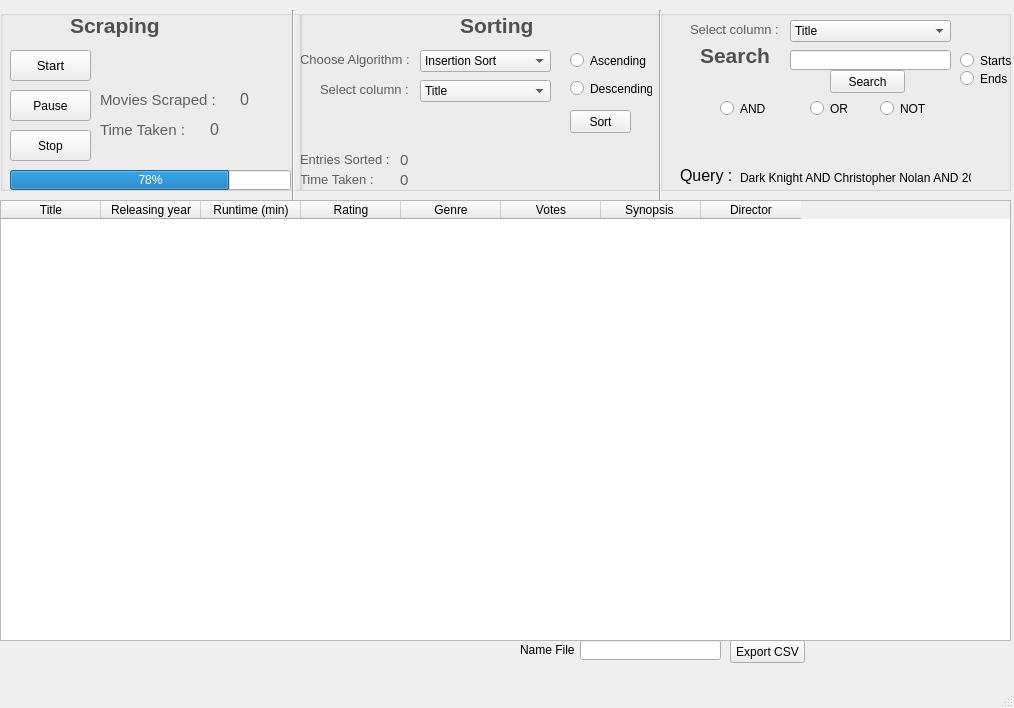
Umair-Manzoor-47/CS261F21PID07, file Project.ui: the form before one commit.
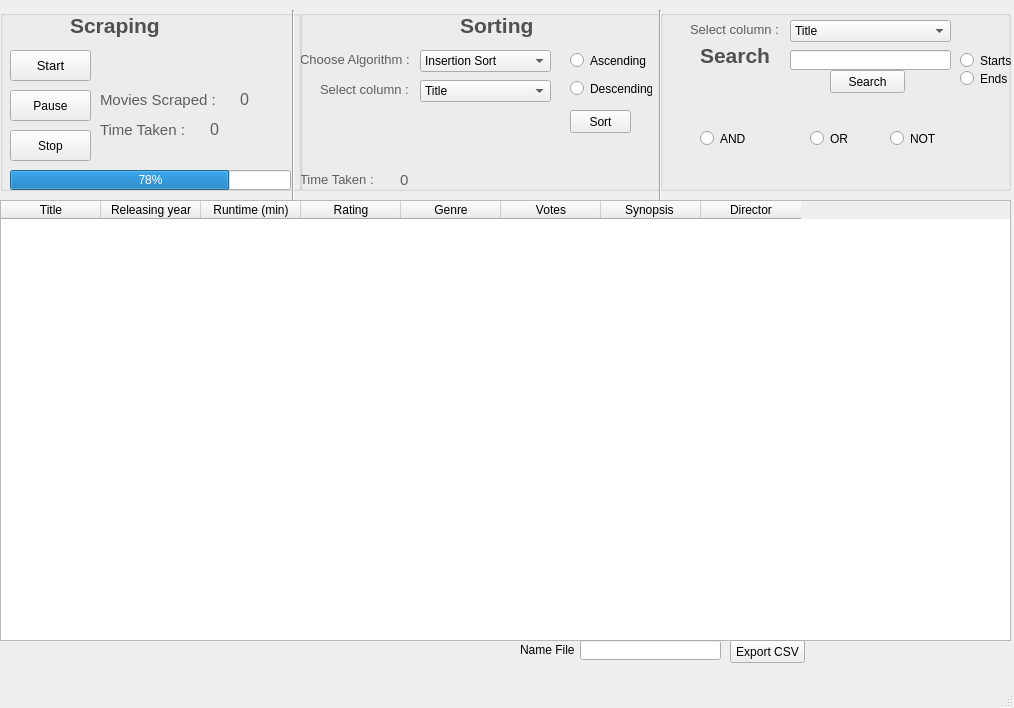
The form after the commit. Icons and pictures are not drawn.

What changed in the file:
```diff
--- a/Project.ui
+++ b/Project.ui
@@ -423,7 +423,7 @@
       <rect>
        <x>100</x>
        <y>160</y>
-       <width>81</width>
+       <width>131</width>
        <height>20</height>
       </rect>
      </property>
@@ -456,44 +456,6 @@
       <string>&lt;html&gt;&lt;head/&gt;&lt;body&gt;&lt;p&gt;&lt;span style=&quot; font-size:10pt; color:#5e5e5e;&quot;&gt;Time Taken :&lt;/span&gt;&lt;/p&gt;&lt;/body&gt;&lt;/html&gt;</string>
      </property>
     </widget>
-    <widget class="QLabel" name="Movies_count_Label_4">
-     <property name="geometry">
-      <rect>
-       <x>0</x>
-       <y>140</y>
-       <width>121</width>
-       <height>20</height>
-      </rect>
-     </property>
-     <property name="font">
-      <font>
-       <family>MS Sans Serif</family>
-       <pointsize>15</pointsize>
-      </font>
-     </property>
-     <property name="text">
-      <string>&lt;html&gt;&lt;head/&gt;&lt;body&gt;&lt;p&gt;&lt;span style=&quot; font-size:10pt; color:#5e5e5e;&quot;&gt;Entries Sorted :&lt;/span&gt;&lt;/p&gt;&lt;/body&gt;&lt;/html&gt;</string>
-     </property>
-    </widget>
-    <widget class="QLabel" name="Movies_Sorted">
-     <property name="geometry">
-      <rect>
-       <x>100</x>
-       <y>140</y>
-       <width>71</width>
-       <height>20</height>
-      </rect>
-     </property>
-     <property name="font">
-      <font>
-       <family>MS Sans Serif</family>
-       <pointsize>12</pointsize>
-      </font>
-     </property>
-     <property name="text">
-      <string>&lt;html&gt;&lt;head/&gt;&lt;body&gt;&lt;p&gt;&lt;span style=&quot; font-size:11pt; color:#5e5e5e;&quot;&gt;0&lt;/span&gt;&lt;/p&gt;&lt;/body&gt;&lt;/html&gt;</string>
-     </property>
-    </widget>
     <widget class="QPushButton" name="Button_Sort">
      <property name="geometry">
       <rect>
@@ -647,8 +609,8 @@
     <widget class="QRadioButton" name="AND_Radio">
      <property name="geometry">
       <rect>
-       <x>60</x>
-       <y>90</y>
+       <x>40</x>
+       <y>120</y>
        <width>82</width>
        <height>17</height>
       </rect>
@@ -661,7 +623,7 @@
      <property name="geometry">
       <rect>
        <x>150</x>
-       <y>90</y>
+       <y>120</y>
        <width>82</width>
        <height>17</height>
       </rect>
@@ -673,8 +635,8 @@
     <widget class="QRadioButton" name="NOT_Radio">
      <property name="geometry">
       <rect>
-       <x>220</x>
-       <y>90</y>
+       <x>230</x>
+       <y>120</y>
        <width>82</width>
        <height>17</height>
       </rect>
@@ -683,19 +645,6 @@
       <string>NOT</string>
      </property>
     </widget>
-    <widget class="QLabel" name="label_4">
-     <property name="geometry">
-      <rect>
-       <x>20</x>
-       <y>150</y>
-       <width>51</width>
-       <height>31</height>
-      </rect>
-     </property>
-     <property name="text">
-      <string>&lt;html&gt;&lt;head/&gt;&lt;body&gt;&lt;p&gt;&lt;span style=&quot; font-size:12pt;&quot;&gt;Query : &lt;/span&gt;&lt;/p&gt;&lt;/body&gt;&lt;/html&gt;</string>
-     </property>
-    </widget>
     <widget class="QPushButton" name="Search_Button">
      <property name="geometry">
       <rect>
@@ -709,19 +658,6 @@
       <string>Search</string>
      </property>
     </widget>
-    <widget class="QLabel" name="label_5">
-     <property name="geometry">
-      <rect>
-       <x>80</x>
-       <y>160</y>
-       <width>231</width>
-       <height>16</height>
-      </rect>
-     </property>
-     <property name="text">
-      <string>Dark Knight AND Christopher Nolan AND 2006</string>
-     </property>
-    </widget>
    </widget>
    <widget class="QTableWidget" name="tableWidget">
     <property name="geometry">
```
